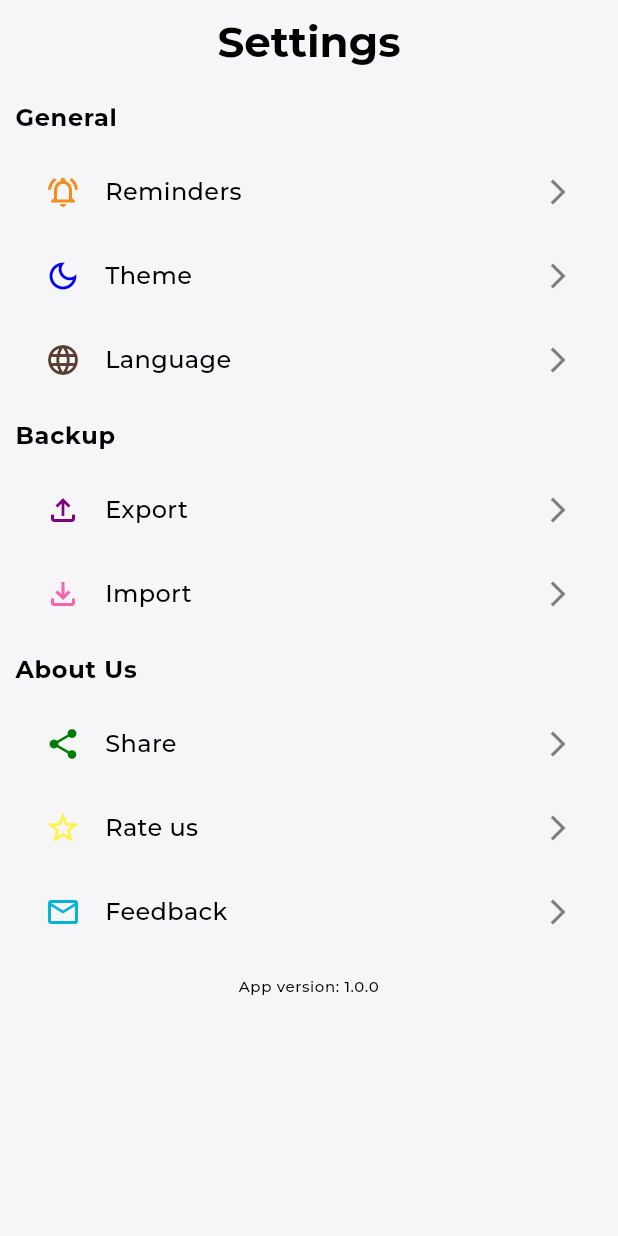
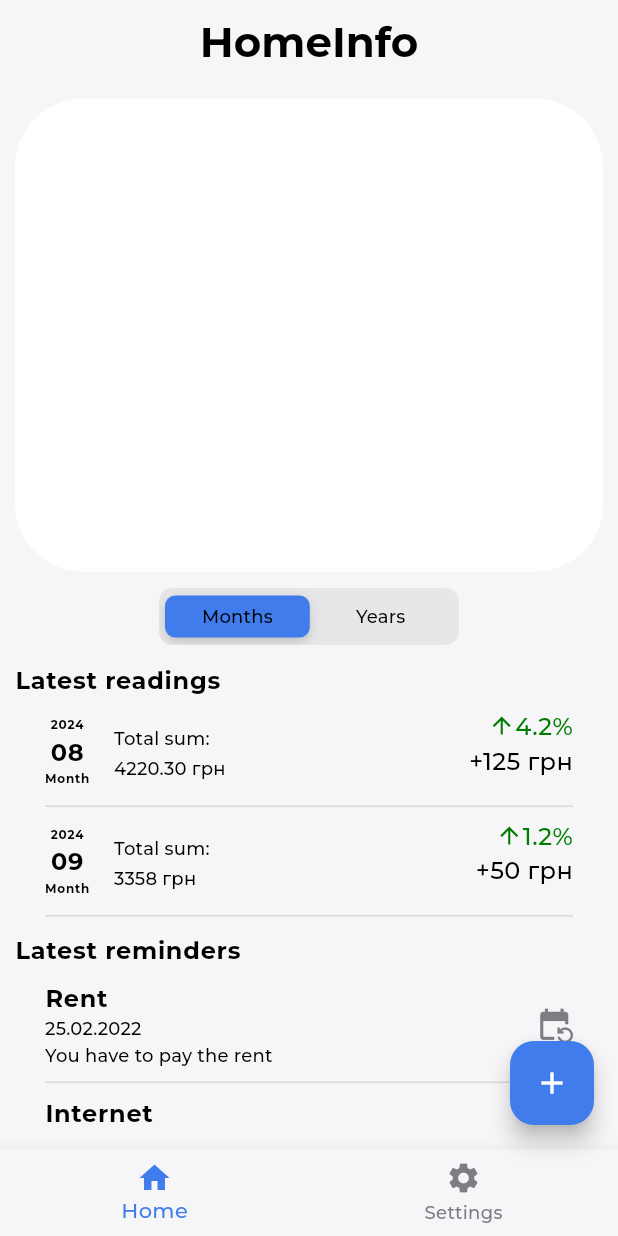
Before and after one commit to MishaArb/HomeInfo, a Flutter app: the screen it shows after launch, on a phone screen of 412 x 824 dp. Run offline on Flutter 3.47's test engine with Material 3 defaults, Android fonts, the phone set to English and light mode, and no system bars; our stand-ins replace auto_route, bloc, equatable, flutter_bloc, get_it, shared_preferences; generated files the repository leaves out were written again.

Commit message:
feat: implement BottomNavigationBarScreen and HomeScreen

```diff
--- a/lib/core/localizations/l10n/app_en.arb
+++ b/lib/core/localizations/l10n/app_en.arb
@@ -1,5 +1,8 @@
 {
   "@@locale": "en",
+
+  "app_name" : "HomeInfo",
+
   "settings_app_bar_title": "Settings",
   "reminders_app_bar_title": "Reminders",
   "theme_app_bar_title": "Theme",
@@ -10,6 +13,8 @@
   "about_us_screen_title": "About Us",
   "create_reminder_screen_title": "Create a reminder",
   "mode_screen_title": "Mode",
+  "latest_readings_screen_title" : "Latest readings",
+  "latest_reminders_screen_title" : "Latest reminders",
 
   "export_button_inscription" : "Export",
   "import_button_inscription" : "Import",
@@ -20,10 +25,16 @@
   "light_button_inscription" : "Light",
   "dark_button_inscription" : "Dark",
   "system_button_inscription" : "System",
+  "home_button_inscription" : "Home",
+  "settings_button_inscription" : "Settings",
+  "months_button_inscription" : "Months",
+  "years_button_inscription" : "Years",
 
   "app_version_screen_inscription" : "App version",
   "pick_date_screen_inscription" : "Pick a date",
   "repeat_screen_inscription" : "Repeat",
+  "month_screen_inscription" : "Мonth",
+  "total_sum_inscription" : "Total sum",
 
   "title_hint_text" : "Title",
   "description_hint_text" : "Description",
--- a/lib/core/localizations/l10n/app_uk.arb
+++ b/lib/core/localizations/l10n/app_uk.arb
@@ -1,5 +1,8 @@
 {
   "@@locale": "uk",
+
+  "app_name" : "ДімІнфо",
+
   "settings_app_bar_title" : "Налаштування",
   "reminders_app_bar_title": "Нагадування",
   "theme_app_bar_title": "Тема",
@@ -10,6 +13,8 @@
   "about_us_screen_title": "Про нас",
   "create_reminder_screen_title": "Створити нагадування",
   "mode_screen_title": "Режим",
+  "latest_readings_screen_title" : "Останні показникиs",
+  "latest_reminders_screen_title" : "Останні нагадування",
 
   "export_button_inscription" : "Експорт",
   "import_button_inscription" : "Імпорт",
@@ -20,10 +25,16 @@
   "light_button_inscription" : "Світла",
   "dark_button_inscription" : "Темна",
   "system_button_inscription" : "Системна",
+  "home_button_inscription" : "Головна",
+  "settings_button_inscription" : "Налаштування",
+  "months_button_inscription" : "Місяці",
+  "years_button_inscription" : "Роки",
 
   "app_version_screen_inscription" : "Версія додатку",
   "pick_date_screen_inscription" : "Виберіть дату",
   "repeat_screen_inscription" : "Повторювати",
+  "month_screen_inscription" : "Місяць",
+  "total_sum_inscription" : "Загальна сума",
 
   "title_hint_text" : "Назва",
   "description_hint_text" : "Опис",
--- a/lib/core/router/router.dart
+++ b/lib/core/router/router.dart
@@ -1,19 +1,28 @@
 import 'package:auto_route/auto_route.dart';
 
+import '../../presentation/pages/bottom_navigation_bar/bottom_navigation_bar.dart';
+import '../../presentation/pages/home/home_screen.dart';
 import '../../presentation/pages/settings/language/language_screen.dart';
 import '../../presentation/pages/settings/reminder/reminders_screen.dart';
 import '../../presentation/pages/settings/settings_screen.dart';
 import '../../presentation/pages/settings/theme/theme_screen.dart';
+
 part 'router.gr.dart';
 
 @AutoRouterConfig()
 class AppRouter extends _$AppRouter {
-
   @override
   List<AutoRoute> get routes => [
-    AutoRoute(page: SettingsRoute.page, path: '/'),
-    AutoRoute(page: RemindersRoute.page, path: '/remindersScreen'),
-    AutoRoute(page: ThemeRoute.page, path: '/themeScreen'),
-    AutoRoute(page: LanguageRoute.page, path: '/languageScreen'),
-  ];
+        AutoRoute(
+          page: BottomNavigationBarRoute.page,
+          initial: true,
+          children: [
+            AutoRoute(page: HomeRoute.page),
+            AutoRoute(page: SettingsRoute.page),
+          ],
+        ),
+        AutoRoute(page: RemindersRoute.page, path: '/remindersScreen'),
+        AutoRoute(page: ThemeRoute.page, path: '/themeScreen'),
+        AutoRoute(page: LanguageRoute.page, path: '/languageScreen'),
+      ];
 }
--- a/lib/core/themes/app_bar_theme.dart
+++ b/lib/core/themes/app_bar_theme.dart
@@ -27,6 +27,7 @@ class AppThemeAppBar {
         centerTitle: true,
         backgroundColor: AppColors.darkBlue22,
         elevation: 0,
+        scrolledUnderElevation: 0,
         titleTextStyle: TextStyle(
           fontFamily: AppFont.montserratBold700,
           fontSize: 28,
--- /dev/null
+++ b/lib/core/themes/app_bottom_navigation_bar_theme.dart
@@ -0,0 +1,15 @@
+import 'package:flutter/material.dart';
+
+import 'app_colors.dart';
+
+class AppBottomNavigationBarTheme {
+  static lightTheme() => const BottomNavigationBarThemeData(
+      backgroundColor: AppColors.whiteF8,
+      selectedItemColor: AppColors.blueE,
+      unselectedItemColor: AppColors.grey82);
+
+  static darkTheme() => const BottomNavigationBarThemeData(
+      backgroundColor: AppColors.darkBlue22,
+      selectedItemColor: AppColors.blueE,
+      unselectedItemColor: AppColors.grey82);
+}
--- a/lib/core/themes/app_theme.dart
+++ b/lib/core/themes/app_theme.dart
@@ -2,16 +2,19 @@ import 'package:flutter/material.dart';
 import 'package:home_info/core/themes/app_text_theme.dart';
 
 import 'app_bar_theme.dart';
+import 'app_bottom_navigation_bar_theme.dart';
 import 'app_check_box_theme.dart';
 import 'app_colors.dart';
 import 'app_input_decoration_theme.dart';
 
 class AppTheme {
   static lightTheme() => ThemeData(
-        pageTransitionsTheme: const PageTransitionsTheme(builders: {
-          TargetPlatform.android: CupertinoPageTransitionsBuilder(),
-          TargetPlatform.iOS: CupertinoPageTransitionsBuilder(),
-        }),
+        pageTransitionsTheme: const PageTransitionsTheme(
+          builders: {
+            TargetPlatform.android: CupertinoPageTransitionsBuilder(),
+            TargetPlatform.iOS: CupertinoPageTransitionsBuilder(),
+          },
+        ),
         useMaterial3: true,
         scaffoldBackgroundColor: AppColors.whiteF8,
         appBarTheme: AppThemeAppBar.lightTheme(),
@@ -20,13 +23,16 @@ class AppTheme {
         inputDecorationTheme: AppInputDecorationTheme.lightTheme(),
         textSelectionTheme:
             const TextSelectionThemeData(cursorColor: AppColors.black00),
+        bottomNavigationBarTheme: AppBottomNavigationBarTheme.lightTheme(),
       );
 
   static darkTheme() => ThemeData(
-        pageTransitionsTheme: const PageTransitionsTheme(builders: {
-          TargetPlatform.android: CupertinoPageTransitionsBuilder(),
-          TargetPlatform.iOS: CupertinoPageTransitionsBuilder(),
-        }),
+        pageTransitionsTheme: const PageTransitionsTheme(
+          builders: {
+            TargetPlatform.android: CupertinoPageTransitionsBuilder(),
+            TargetPlatform.iOS: CupertinoPageTransitionsBuilder(),
+          },
+        ),
         useMaterial3: true,
         scaffoldBackgroundColor: AppColors.darkBlue22,
         appBarTheme: AppThemeAppBar.darkTheme(),
@@ -35,5 +41,6 @@ class AppTheme {
         inputDecorationTheme: AppInputDecorationTheme.darkTheme(),
         textSelectionTheme:
             const TextSelectionThemeData(cursorColor: AppColors.whiteF8),
+        bottomNavigationBarTheme: AppBottomNavigationBarTheme.darkTheme(),
       );
 }
--- /dev/null
+++ b/lib/presentation/pages/bottom_navigation_bar/bottom_navigation_bar.dart
@@ -0,0 +1,59 @@
+import 'package:auto_route/auto_route.dart';
+import 'package:flutter/material.dart';
+import 'package:flutter_gen/gen_l10n/app_localizations.dart';
+import '../../../core/router/router.dart';
+import '../../../core/themes/app_colors.dart';
+
+@RoutePage()
+class BottomNavigationBarScreen extends StatefulWidget {
+  const BottomNavigationBarScreen({super.key});
+
+  @override
+  State<BottomNavigationBarScreen> createState() =>
+      _BottomNavigationBarScreenState();
+}
+
+class _BottomNavigationBarScreenState extends State<BottomNavigationBarScreen> {
+  @override
+  Widget build(BuildContext context) {
+    return AutoTabsRouter(
+      routes: const [HomeRoute(), SettingsRoute()],
+      builder: (context, child) {
+        final tabRouter = AutoTabsRouter.of(context);
+        return Scaffold(
+          body: child,
+          bottomNavigationBar: BottomNavigationBar(
+            currentIndex: tabRouter.activeIndex,
+            onTap: (value) {
+              tabRouter.setActiveIndex(value);
+            },
+            items: [
+              BottomNavigationBarItem(
+                icon: const Icon(Icons.home),
+                label: AppLocalizations.of(context)!.home_button_inscription,
+              ),
+              BottomNavigationBarItem(
+                icon: const Icon(Icons.settings),
+                label:AppLocalizations.of(context)!.settings_button_inscription,
+              ),
+            ],
+          ),
+          floatingActionButton: tabRouter.activeIndex == 0
+              ? _buildFloatingActionButton(context)
+              : const SizedBox(),
+        );
+      },
+    );
+  }
+}
+
+FloatingActionButton _buildFloatingActionButton(BuildContext context) {
+  return FloatingActionButton(
+    onPressed: () {},
+    backgroundColor: AppColors.blueE,
+    child: const Icon(
+      Icons.add,
+      color: AppColors.whiteFF,
+    ),
+  );
+}
--- /dev/null
+++ b/lib/presentation/pages/home/home_screen.dart
@@ -0,0 +1,132 @@
+import 'package:auto_route/auto_route.dart';
+import 'package:flutter/cupertino.dart';
+import 'package:flutter/material.dart';
+import 'package:flutter_bloc/flutter_bloc.dart';
+import 'package:flutter_gen/gen_l10n/app_localizations.dart';
+import '../../../core/themes/app_colors.dart';
+import '../../bloc/theme/theme_bloc.dart';
+import '../../widgets/readings_item/readings_item.dart';
+import '../../widgets/reminder_item/reminder_item.dart';
+import '../settings/reminder/reminders_screen.dart';
+
+class Readings {
+  Readings(
+      this.date, this.total, this.percentDifference, this.amountDifference);
+
+  final String date;
+  final String total;
+  final String percentDifference;
+  final String amountDifference;
+}
+
+List<Readings> readingsList = [
+  Readings(
+    '25.08.2024',
+    '4220.30',
+    '4.2',
+    '125',
+  ),
+  Readings('25.09.2024', '3358', '1.2', '50'),
+];
+
+@RoutePage()
+class HomeScreen extends StatelessWidget {
+  const HomeScreen({super.key});
+
+  @override
+  Widget build(BuildContext context) {
+    return Scaffold(
+      appBar: AppBar(
+        title: Text(
+          AppLocalizations.of(context)!.app_name,
+        ),
+      ),
+      body: Column(
+        children: [
+          _buildChart(),
+          _buildPeriodSwitcher(context),
+          buildReadingsAndRemindersList(context)
+        ],
+      ),
+    );
+  }
+}
+
+Expanded _buildChart() {
+  return Expanded(
+    child: BlocBuilder<ThemeBloc, ThemeState>(
+      builder: (context, state) {
+        final bgrColor = state.currentTheme == ThemeMode.light
+            ? AppColors.whiteFF
+            : AppColors.darkBlue2A;
+        return Container(
+          margin: const EdgeInsets.all(10),
+          decoration: BoxDecoration(
+            borderRadius: BorderRadius.circular(45),
+            color: bgrColor,
+          ),
+        );
+      },
+    ),
+  );
+}
+
+SizedBox _buildPeriodSwitcher(BuildContext context) {
+  return SizedBox(
+    width: 200,
+    height: 40,
+    child: CupertinoSlidingSegmentedControl<int>(
+      padding: const EdgeInsets.all(5),
+      thumbColor: AppColors.blueE,
+      groupValue: 0,
+      onValueChanged: (value) => {},
+      children: {
+        0: Text(
+          AppLocalizations.of(context)!.months_button_inscription,
+          style: Theme.of(context).textTheme.titleMedium,
+        ),
+        1: Text(
+          AppLocalizations.of(context)!.years_button_inscription,
+          style: Theme.of(context).textTheme.titleMedium,
+        ),
+      },
+    ),
+  );
+}
+
+Expanded buildReadingsAndRemindersList(BuildContext context) {
+  return Expanded(
+    child: Container(
+      padding: const EdgeInsets.all(10),
+      child: ListView(
+        children: [
+          Text(
+            AppLocalizations.of(context)!.latest_readings_screen_title,
+            style: Theme.of(context).textTheme.bodyLarge,
+          ),
+          buildReadingsItem(
+            context: context,
+            readingsItem: readingsList[0],
+          ),
+          buildReadingsItem(
+            context: context,
+            readingsItem: readingsList[1],
+          ),
+          const SizedBox(height: 10),
+          Text(
+            AppLocalizations.of(context)!.latest_reminders_screen_title,
+            style: Theme.of(context).textTheme.bodyLarge,
+          ),
+          buildReminderItem(
+            context: context,
+            reminderItem: reminderList[0],
+          ),
+          buildReminderItem(
+            context: context,
+            reminderItem: reminderList[1],
+          ),
+        ],
+      ),
+    ),
+  );
+}
```
Also changed, not shown: lib/presentation/pages/settings/reminder/reminders_screen.dart (+9 -55 lines), lib/presentation/widgets/readings_item/readings_item.dart (added, +92 -0 lines), lib/presentation/widgets/reminder_item/reminder_item.dart (added, +49 -0 lines).
